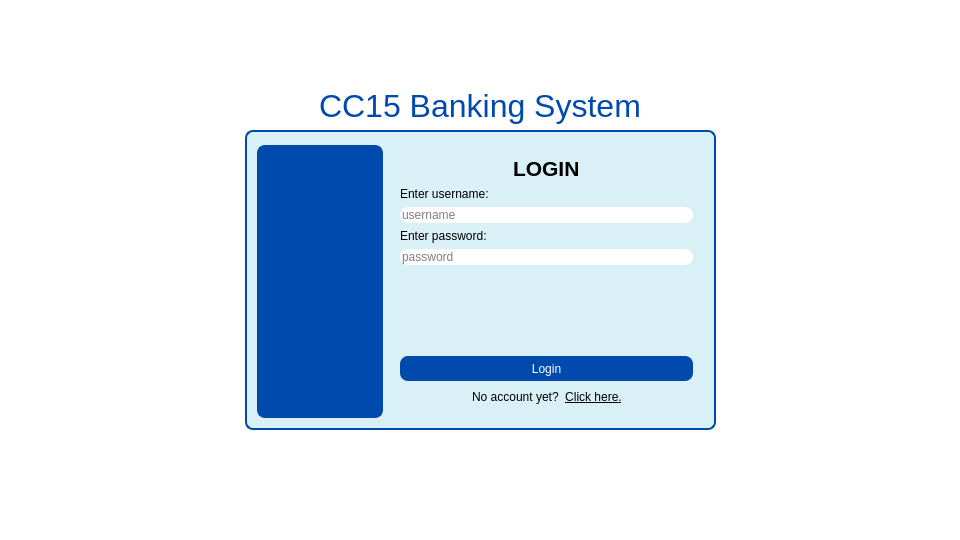
Before: the Qt Designer form resources/ui-files/login.ui in Errol-Anthony-Jano/CC15-Final-Project, drawn with Qt 5.
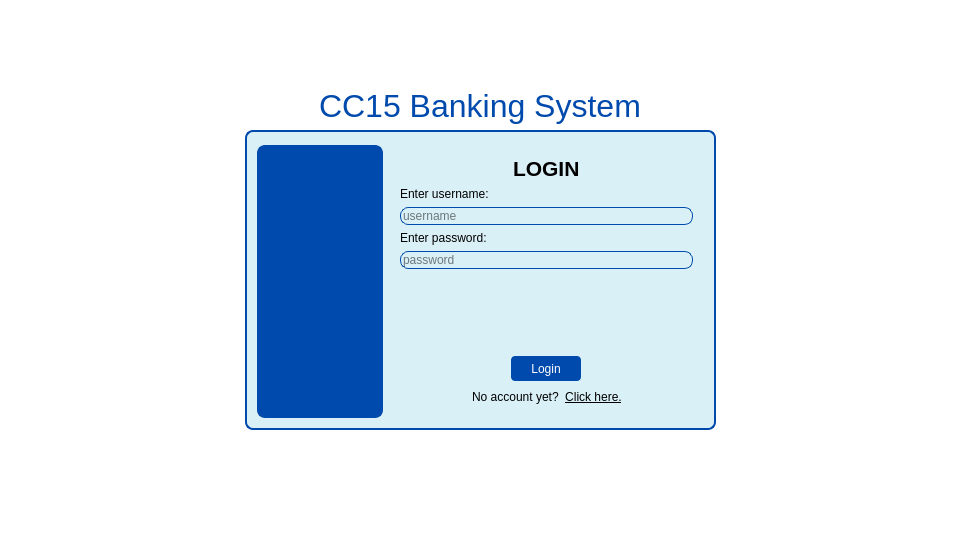
After: the same form once the commit is applied.

Commit message: Replaced echo of password field to password style echo; minor aesthetic adjustments to layout

Diff of the .ui file:
```diff
--- a/resources/ui-files/login.ui
+++ b/resources/ui-files/login.ui
@@ -177,8 +177,8 @@
                    </size>
                   </property>
                   <property name="styleSheet">
-                   <string notr="true">border: 0;
-background: white;
+                   <string notr="true">border: 1px solid #004aad;
+background: #daf0f7;
 color: rgb(0, 0, 0);</string>
                   </property>
                   <property name="placeholderText">
@@ -218,10 +218,13 @@
                    </size>
                   </property>
                   <property name="styleSheet">
-                   <string notr="true">border: 0;
-background: white;
+                   <string notr="true">border: 1px solid #004aad;
+background: #daf0f7;
 color: rgb(0, 0, 0);</string>
                   </property>
+                  <property name="echoMode">
+                   <enum>QLineEdit::Password</enum>
+                  </property>
                   <property name="placeholderText">
                    <string>password</string>
                   </property>
@@ -240,7 +243,7 @@
                   </property>
                  </spacer>
                 </item>
-                <item>
+                <item alignment="Qt::AlignHCenter">
                  <widget class="QPushButton" name="btn_login">
                   <property name="sizePolicy">
                    <sizepolicy hsizetype="Preferred" vsizetype="Preferred">
@@ -255,8 +258,17 @@
                    </size>
                   </property>
                   <property name="styleSheet">
-                   <string notr="true">background: #004aad;
-border: 0;</string>
+                   <string notr="true">QPushButton{
+	background: #004aad;
+	border: 0;
+	border-radius: 4px;
+}
+
+QPushButton:hover{
+	background: #69a9ff;
+	color: #004aad;
+}
+</string>
                   </property>
                   <property name="text">
                    <string>Login</string>
```
